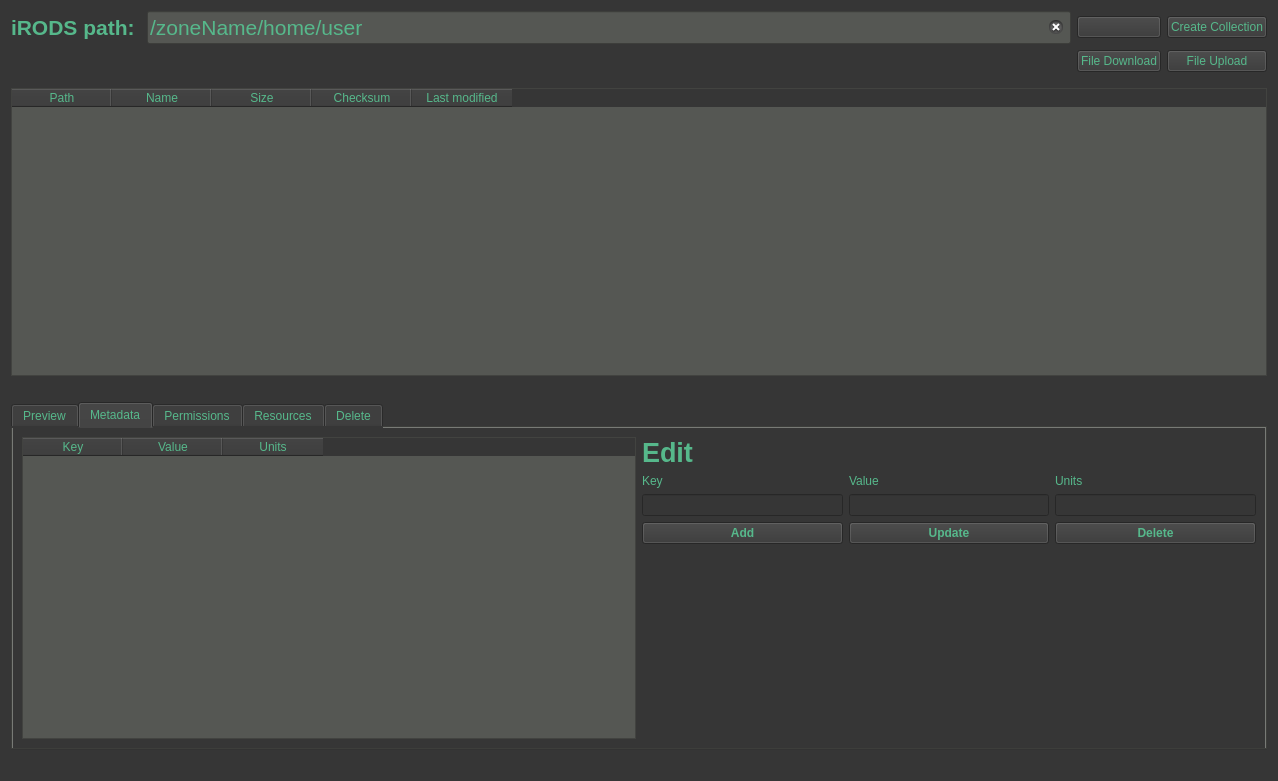
This is gui/ui-files/tabBrowser.ui in iBridges-for-iRODS/iBridges as Qt 5 draws it before an edit. The edited form follows.
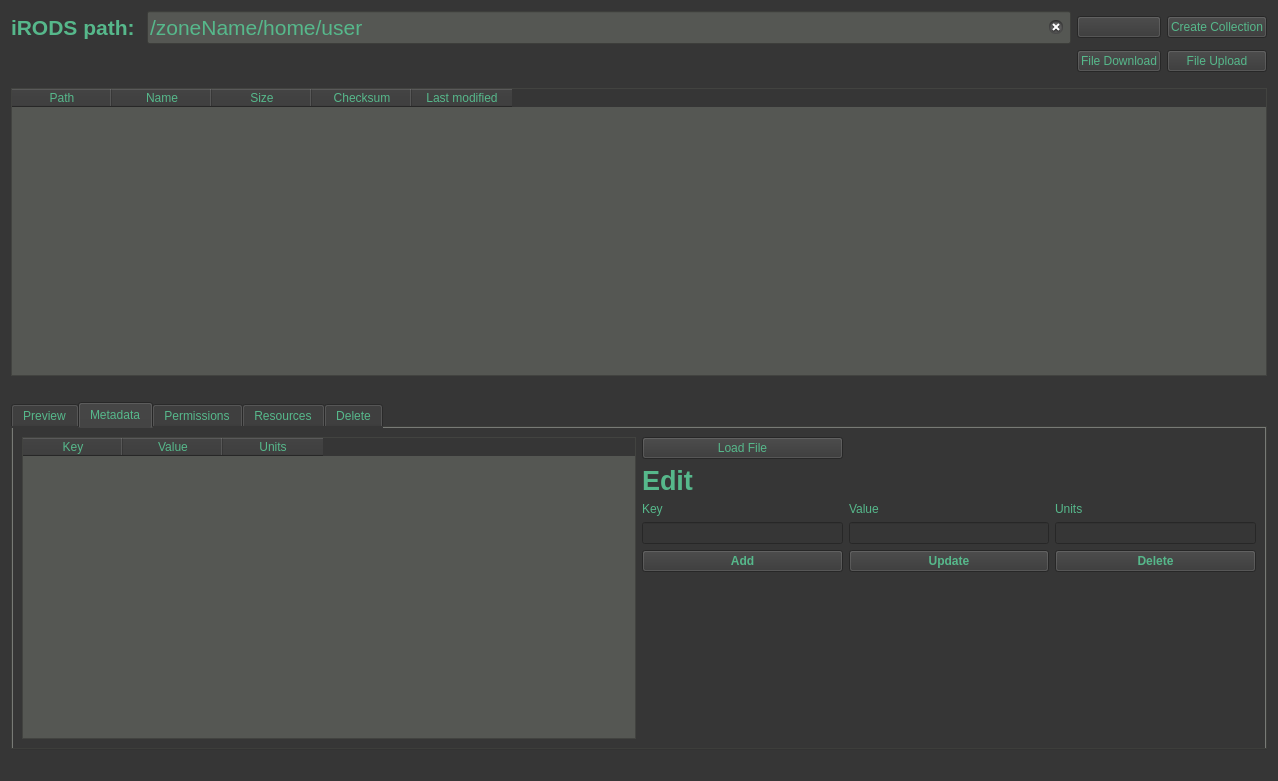
This is the edited form. The open tabs and pages were chosen to show the change. Icons and pictures are not drawn.

Commit message: [#10] Add parsers for csv and xml Add button on the UI

The edit to the form file:
```diff
--- a/gui/ui-files/tabBrowser.ui
+++ b/gui/ui-files/tabBrowser.ui
@@ -288,7 +288,14 @@
        </item>
        <item>
         <layout class="QGridLayout" name="gridLayout_2">
-         <item row="9" column="0">
+         <item row="5" column="2">
+          <widget class="QLabel" name="label_5">
+           <property name="text">
+            <string>Units</string>
+           </property>
+          </widget>
+         </item>
+         <item row="10" column="0">
           <spacer name="verticalSpacer">
            <property name="orientation">
             <enum>Qt::Vertical</enum>
@@ -301,17 +308,10 @@
            </property>
           </spacer>
          </item>
-         <item row="6" column="2">
+         <item row="7" column="2">
           <widget class="QLineEdit" name="metaUnitsField"/>
          </item>
-         <item row="4" column="1">
-          <widget class="QLabel" name="label_6">
-           <property name="text">
-            <string>Value</string>
-           </property>
-          </widget>
-         </item>
-         <item row="7" column="1">
+         <item row="8" column="1">
           <widget class="QPushButton" name="metaUpdateButton">
            <property name="font">
             <font>
@@ -324,23 +324,30 @@
            </property>
           </widget>
          </item>
-         <item row="6" column="0">
-          <widget class="QLineEdit" name="metaKeyField"/>
+         <item row="5" column="1">
+          <widget class="QLabel" name="label_6">
+           <property name="text">
+            <string>Value</string>
+           </property>
+          </widget>
+         </item>
+         <item row="8" column="2">
+          <widget class="QPushButton" name="metaDeleteButton">
+           <property name="font">
+            <font>
+             <weight>75</weight>
+             <bold>true</bold>
+            </font>
+           </property>
+           <property name="text">
+            <string>Delete</string>
+           </property>
+          </widget>
          </item>
          <item row="7" column="0">
-          <widget class="QPushButton" name="metaAddButton">
-           <property name="font">
-            <font>
-             <weight>75</weight>
-             <bold>true</bold>
-            </font>
-           </property>
-           <property name="text">
-            <string>Add</string>
-           </property>
-          </widget>
+          <widget class="QLineEdit" name="metaKeyField"/>
          </item>
-         <item row="0" column="0">
+         <item row="1" column="0">
           <widget class="QLabel" name="label_3">
            <property name="font">
             <font>
@@ -354,36 +361,36 @@
            </property>
           </widget>
          </item>
-         <item row="4" column="2">
-          <widget class="QLabel" name="label_5">
+         <item row="8" column="0">
+          <widget class="QPushButton" name="metaAddButton">
+           <property name="font">
+            <font>
+             <weight>75</weight>
+             <bold>true</bold>
+            </font>
+           </property>
            <property name="text">
-            <string>Units</string>
+            <string>Add</string>
            </property>
           </widget>
          </item>
-         <item row="4" column="0">
+         <item row="5" column="0">
           <widget class="QLabel" name="label_4">
            <property name="text">
             <string>Key</string>
            </property>
           </widget>
          </item>
-         <item row="7" column="2">
-          <widget class="QPushButton" name="metaDeleteButton">
-           <property name="font">
-            <font>
-             <weight>75</weight>
-             <bold>true</bold>
-            </font>
-           </property>
-           <property name="text">
-            <string>Delete</string>
-           </property>
-          </widget>
-         </item>
-         <item row="6" column="1">
+         <item row="7" column="1">
           <widget class="QLineEdit" name="metaValueField"/>
          </item>
+         <item row="0" column="0">
+          <widget class="QPushButton" name="metaLoadFile">
+           <property name="text">
+            <string>Load File</string>
+           </property>
+          </widget>
+         </item>
         </layout>
        </item>
       </layout>
```
Left out of the diff: 2 changed lines with no effect on the pictures. The commit also changes 7 other files.
